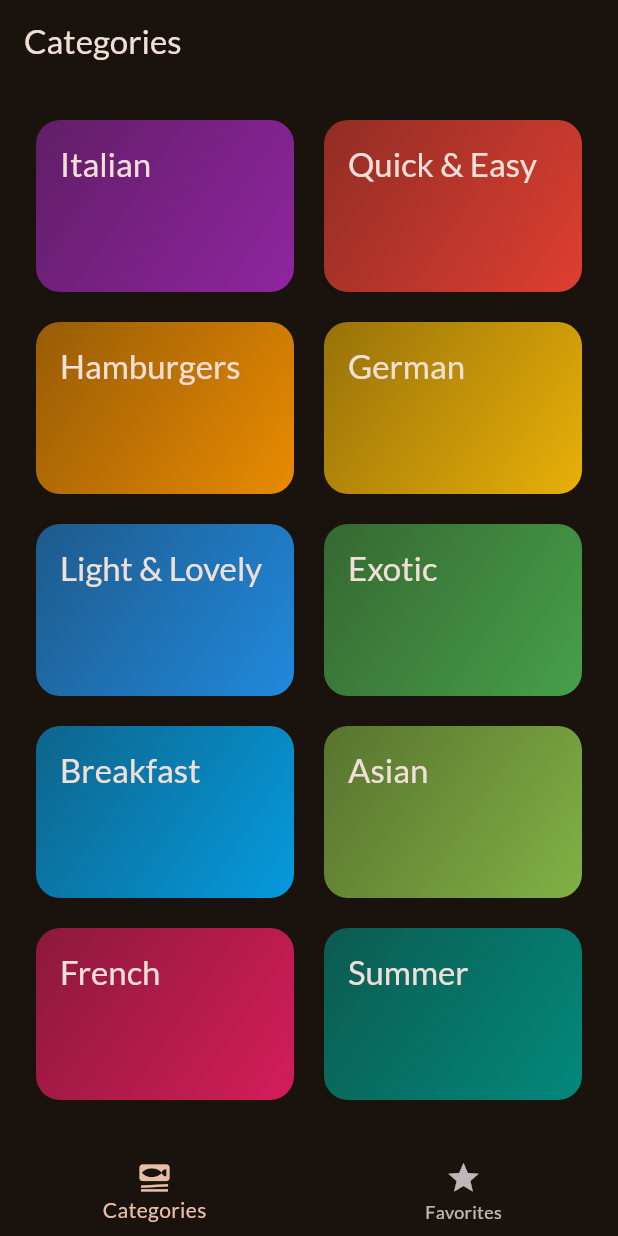
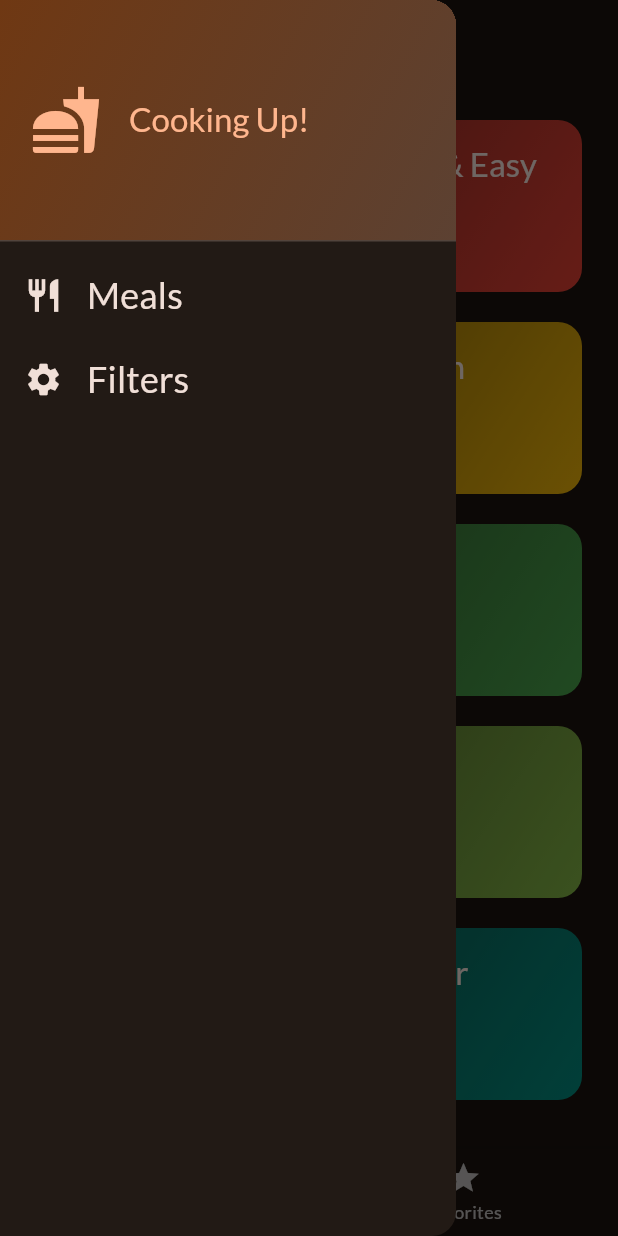
Before and after one commit to abhishekparihar/flutter-course, a Flutter app: the screen it shows after launch, with the side drawer open (before the commit the screen has no drawer), on a phone screen of 412 x 824 dp. Run offline on Flutter 3.47's test engine with Material 3 defaults, Android fonts, the light colour scheme and no system bars; our stand-ins replace google_fonts, transparent_image.

Commit message:
side Drawer

```diff
--- a/meals/lib/screens/tabs.dart
+++ b/meals/lib/screens/tabs.dart
@@ -1,7 +1,9 @@
 import 'package:flutter/material.dart';
 import 'package:meals/models/meal.dart';
 import 'package:meals/screens/categories.dart';
+import 'package:meals/screens/filters_screen.dart';
 import 'package:meals/screens/meals.dart';
+import 'package:meals/widgets/main_drawer.dart';
 
 class TabsScreen extends StatefulWidget {
   const TabsScreen({super.key});
@@ -44,6 +46,15 @@ class _TabsScreenState extends State<TabsScreen> {
     });
   }
 
+  void _setScreen(String identifier) {
+    Navigator.of(context).pop();
+    if (identifier == 'filters') {
+      Navigator.of(
+        context,
+      ).push(MaterialPageRoute(builder: (ctx) => const FiltersScreen()));
+    }
+  }
+
   @override
   Widget build(BuildContext context) {
     Widget activePage = CategoriesScreen(
@@ -61,6 +72,7 @@ class _TabsScreenState extends State<TabsScreen> {
     }
     return Scaffold(
       appBar: AppBar(title: Text(activePageTitle)),
+      drawer: MainDrawer(onSelectscreen: _setScreen),
       body: activePage,
       bottomNavigationBar: BottomNavigationBar(
         onTap: _selectPage,
--- /dev/null
+++ b/meals/lib/widgets/main_drawer.dart
@@ -0,0 +1,82 @@
+import 'package:flutter/material.dart';
+
+class MainDrawer extends StatelessWidget {
+  const MainDrawer({super.key, required this.onSelectscreen});
+
+  final void Function(String identifier) onSelectscreen;
+
+  @override
+  Widget build(BuildContext context) {
+    return Drawer(
+      child: Column(
+        children: [
+          DrawerHeader(
+            padding: EdgeInsets.all(20),
+            decoration: BoxDecoration(
+              gradient: LinearGradient(
+                colors: [
+                  Theme.of(context).colorScheme.primaryContainer,
+                  Theme.of(context).colorScheme.secondaryContainer,
+                ],
+                begin: Alignment.topLeft,
+                end: Alignment.bottomRight,
+              ),
+            ),
+            child: Row(
+              children: [
+                Icon(
+                  Icons.fastfood,
+                  size: 48,
+                  color: Theme.of(context).colorScheme.primary,
+                ),
+                const SizedBox(width: 18),
+                Text(
+                  'Cooking Up!',
+                  style: Theme.of(context).textTheme.titleLarge!.copyWith(
+                    color: Theme.of(context).colorScheme.primary,
+                  ),
+                ),
+              ],
+            ),
+          ),
+          ListTile(
+            leading: Icon(
+              Icons.restaurant,
+              size: 26,
+              color: Theme.of(context).colorScheme.onSurface,
+            ),
+            title: Text(
+              'Meals',
+              style: Theme.of(context).textTheme.titleSmall!.copyWith(
+                color: Theme.of(context).colorScheme.onSurface,
+                fontSize: 24,
+              ),
+            ),
+            onTap: () {
+              onSelectscreen('meals');
+              //Navigator.of(context).pushReplacementNamed('/');
+            },
+          ),
+          ListTile(
+            leading: Icon(
+              Icons.settings,
+              size: 26,
+              color: Theme.of(context).colorScheme.onSurface,
+            ),
+            title: Text(
+              'Filters',
+              style: Theme.of(context).textTheme.titleSmall!.copyWith(
+                color: Theme.of(context).colorScheme.onSurface,
+                fontSize: 24,
+              ),
+            ),
+            onTap: () {
+              onSelectscreen('filters');
+              //Navigator.of(context).pushReplacementNamed('/');
+            },
+          ),
+        ],
+      ),
+    );
+  }
+}
--- a/meals/lib/widgets/meal_item.dart
+++ b/meals/lib/widgets/meal_item.dart
@@ -44,7 +44,7 @@ class MealItem extends StatelessWidget {
               right: 0,
               child: Container(
                 color: Colors.black54,
-                padding: EdgeInsets.symmetric(vertical: 6, horizontal: 44),
+                padding: EdgeInsets.symmetric(vertical: 6, horizontal: 20),
                 child: Column(
                   children: [
                     Text(
```
Also changed, not shown: meals/lib/screens/filters_screen.dart (added, +128 -0 lines).
